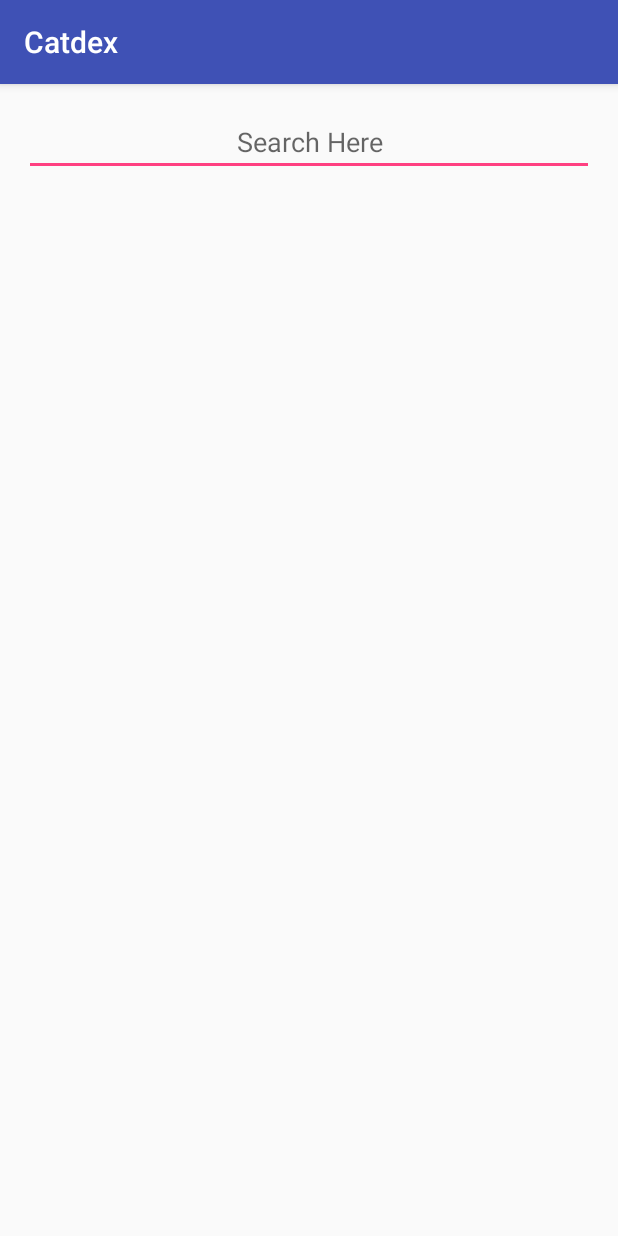
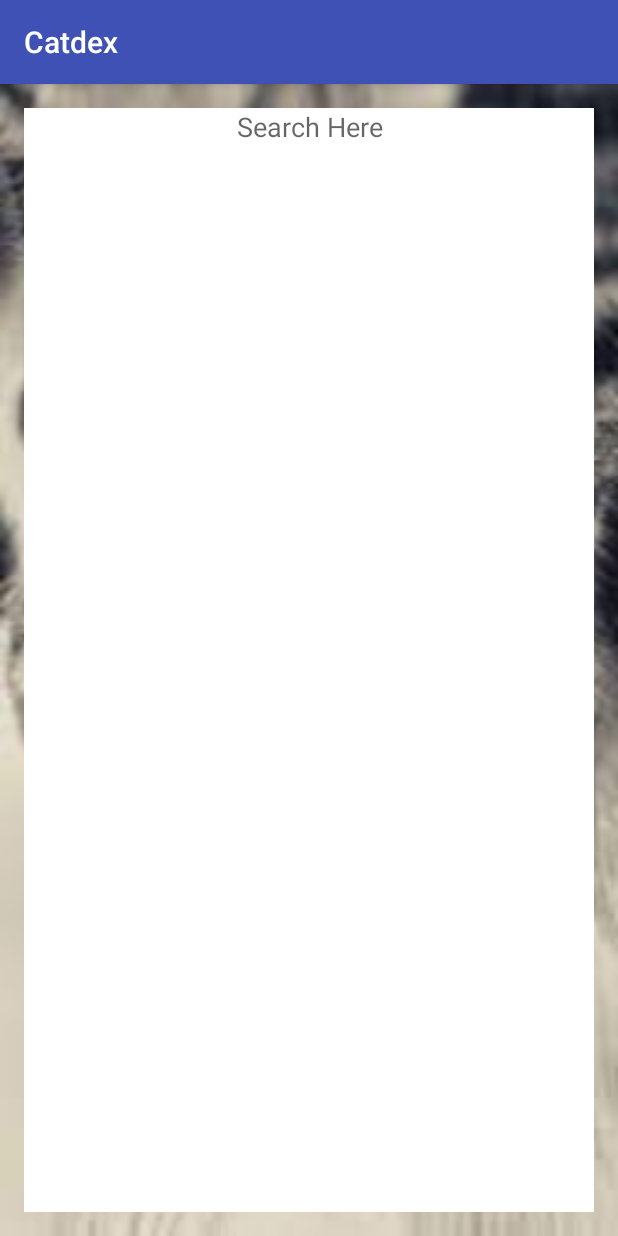
Before and after one commit to johan-mattias/groupafinal, an Android app: the SearchActivity screen opened directly, with no data from a screen before it, on a phone screen of 412 x 824 dp. Run offline under Robolectric (Android 15) with nearby library versions, the phone set to English and light mode, and no system bars; network calls fail.

Commit message:
Updated UI design of the cats by tag view.

```diff
--- a/myTESTAPP/app/src/main/res/layout/activity_search.xml
+++ b/myTESTAPP/app/src/main/res/layout/activity_search.xml
@@ -8,6 +8,7 @@
     android:paddingLeft="@dimen/activity_horizontal_margin"
     android:paddingRight="@dimen/activity_horizontal_margin"
     android:paddingTop="@dimen/activity_vertical_margin"
+    android:background="@drawable/paws"
     tools:context=".SearchActivity">
 
     <EditText
@@ -15,6 +16,7 @@
         android:layout_width="fill_parent"
         android:layout_height="wrap_content"
         android:gravity="center"
+        android:background="@color/listItemBackground"
         android:hint="@string/search_here" />
 
     <ProgressBar
@@ -28,6 +30,7 @@
         android:id="@+id/listview1"
         android:layout_width="wrap_content"
         android:layout_height="match_parent"
-        android:layout_below="@id/edittext1" />
+        android:layout_below="@id/edittext1"
+        android:background="@color/listItemBackground"/>
 
 </RelativeLayout>
--- a/myTESTAPP/app/src/main/res/layout/add_cat.xml
+++ b/myTESTAPP/app/src/main/res/layout/add_cat.xml
@@ -58,7 +58,7 @@
         android:layout_marginTop="8dp"
         android:text="@string/create_cat"
         android:theme="@style/AppTheme.Button"
-        android:elevation="4dp"
+        android:elevation="8dp"
         android:stateListAnimator="@null"
         app:layout_constraintBottom_toTopOf="@+id/imgView"
         app:layout_constraintEnd_toEndOf="parent"
--- a/myTESTAPP/app/src/main/res/layout/grid.xml
+++ b/myTESTAPP/app/src/main/res/layout/grid.xml
@@ -7,6 +7,7 @@
     android:paddingRight="@dimen/activity_horizontal_margin"
     android:paddingTop="@dimen/activity_vertical_margin"
     android:paddingBottom="@dimen/activity_vertical_margin"
+    android:background="@drawable/paws"
     tools:context=".SearchActivity">
 
     <GridView
--- a/myTESTAPP/app/src/main/res/layout/linearlayout_cat.xml
+++ b/myTESTAPP/app/src/main/res/layout/linearlayout_cat.xml
@@ -16,7 +16,9 @@
             android:layout_width="wrap_content"
             android:layout_height="wrap_content"
             android:scaleType="fitStart"
-            android:contentDescription="A cat image," />
+            android:contentDescription="A cat image."
+            android:background="@color/black"
+            android:padding="1dp"/>
 
     </FrameLayout>
 
--- a/myTESTAPP/app/src/main/res/values/colors.xml
+++ b/myTESTAPP/app/src/main/res/values/colors.xml
@@ -4,4 +4,6 @@
     <color name="colorPrimaryDark">#303F9F</color>
     <color name="colorAccent">#ff4081</color>
     <color name="textColor">#ffffff</color>
+    <color name="listItemBackground">#ffffff</color>
+    <color name="black">#000000</color>
 </resources>
```
